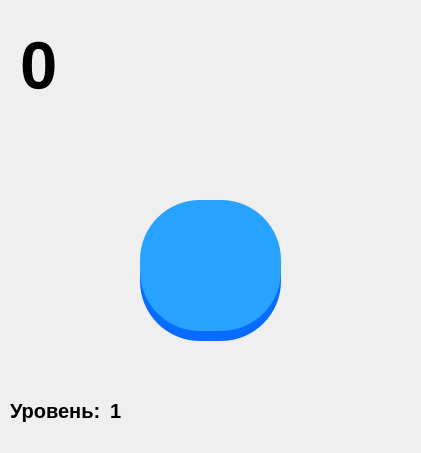
Qt form untitled.ui (Mifix2281337/MegaClickerProMax100watt1500XiaomiUltraPocoX3ProLite4k8kHD256gb) before a commit.
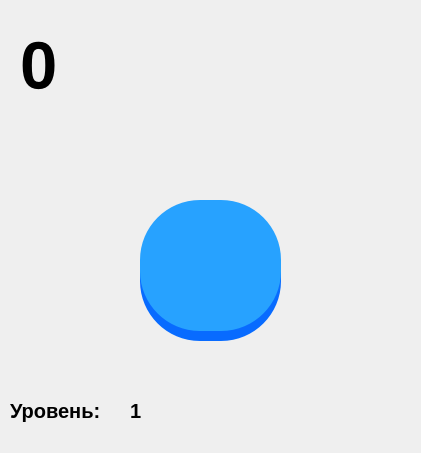
The same form after that commit.

```diff
--- a/untitled.ui
+++ b/untitled.ui
@@ -116,7 +116,7 @@
    <widget class="QLabel" name="label2">
     <property name="geometry">
      <rect>
-      <x>110</x>
+      <x>130</x>
       <y>390</y>
       <width>81</width>
       <height>41</height>
```
